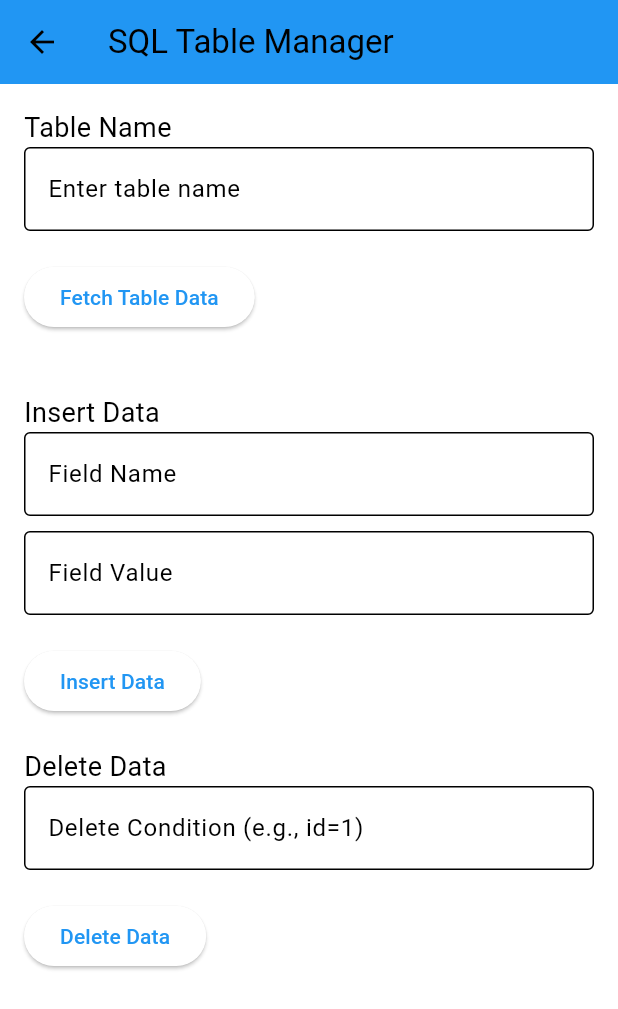
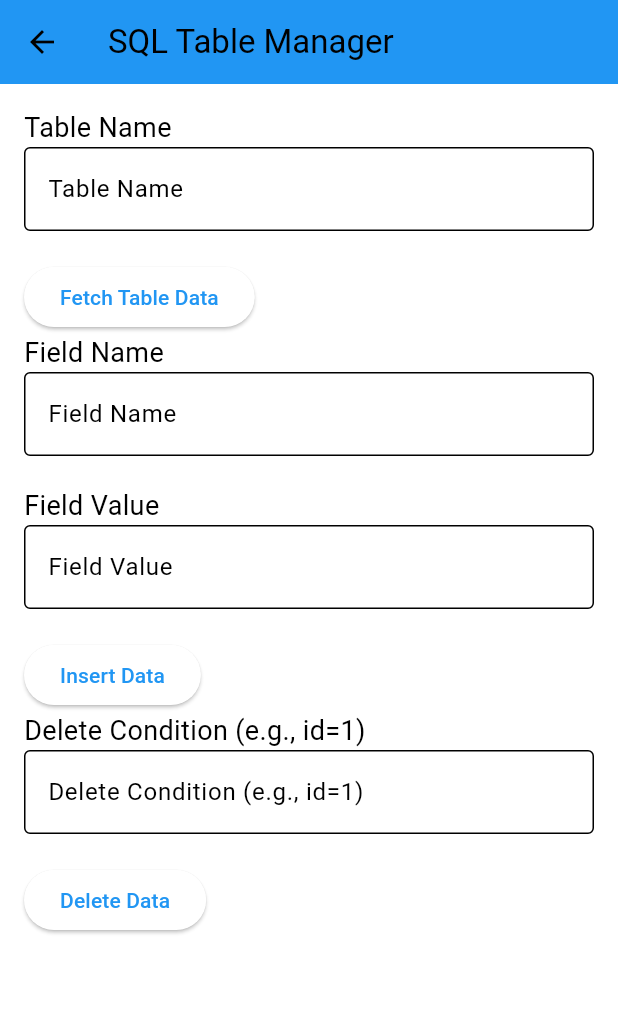
Before and after one commit to emoody0/indoor-locator, a Flutter app: the ManageSQLPage screen opened directly, on a phone screen of 412 x 824 dp. Shown: the top 1009 px of the screen. Run offline on Flutter 3.47's test engine with Material 3 defaults, Android fonts, the phone set to English and light mode, and no system bars; our stand-ins replace sqflite, sqflite_common_ffi; missing offline and left inert: mqtt_client, mysql1; accounts and stored records are empty.

Commit message:
Updated Database
Connected to raspberry pi and starting work on getting database all together.

```diff
--- a/lib/main.dart
+++ b/lib/main.dart
@@ -1,10 +1,8 @@
-import 'dart:io';
 
 import 'package:flutter/material.dart';
 import 'config.dart'; // Import the config file
 import 'resident.dart'; // Import Resident portal
 import 'admin.dart'; // Import Admin portal
-import '/server/database_service.dart';
 
 void main() {
   runApp(const MyApp());
--- a/lib/server/database_service.dart
+++ b/lib/server/database_service.dart
@@ -1,24 +1,20 @@
 import 'package:mysql1/mysql1.dart';
 
 class DatabaseService {
-  // Database connection settings
   static final ConnectionSettings settings = ConnectionSettings(
-    host: '127.0.0.1', // Replace with your MariaDB server's IP or localhost (if port-forwarded)
-    port: 3306,        // MariaDB port (default is 3306)
-    user: 'homeassistant', // Replace with your MariaDB username
-    password: 'SQL123!', // Replace with your MariaDB password
-    db: 'homeassistant',      // Replace with your database name
+    host: 'homeassistant',
+    port: 3306,
+    user: 'homeassistant',
+    password: 'SQL123!',
+    db: 'homeassistant',
   );
 
   /// Test database connection
   static Future<void> testConnection() async {
     print('Attempting to connect to the database...');
     try {
-      // Establish a connection
       final conn = await MySqlConnection.connect(settings);
       print('[SUCCESS] Connected to the database!');
-
-      // Close the connection
       await conn.close();
       print('[INFO] Database connection closed.');
     } catch (e) {
@@ -26,76 +22,61 @@ class DatabaseService {
     }
   }
 
-
+  /// Fetch all data from a table
   static Future<List<Map<String, dynamic>>> fetchData(String tableName) async {
     final conn = await MySqlConnection.connect(settings);
     try {
-      print('[INFO] Querying table: $tableName');
       final results = await conn.query('SELECT * FROM $tableName');
-
-      // Convert the results into a list of maps
-      final data = results.map((row) {
-        final map = <String, dynamic>{};
-        for (var columnName in row.fields.keys) {
-          map[columnName] = row[columnName];
-        }
-        return map;
-      }).toList();
-
-      print('[SUCCESS] Data fetched successfully: $data');
+      final data = results.map((row) => row.fields).toList();
       return data;
     } catch (e) {
       print('[ERROR] Failed to query table: $e');
-      rethrow; // Rethrow the error for handling in the UI
+      return [];
     } finally {
       await conn.close();
-      print('[INFO] Database connection closed.');
     }
   }
 
+  /// Insert data into a table (Auto-generate UUID for 'id')
+  static Future<void> insertData(String tableName, Map<String, dynamic> data) async {
+    final conn = await MySqlConnection.connect(settings);
+    try {
+      // Ensure 'id' is generated as a UUID
+      if (!data.containsKey('id')) {
+        data['id'] = await _generateUUID(conn);
+      }
 
-  /// Insert data into a specific table
-  static Future<void> insertData(String tableName, Map<String, dynamic> data) async {
-    print('Inserting data into table: $tableName...');
-    print('[INFO] Data: $data');
-    try {
-      final conn = await MySqlConnection.connect(settings);
-      print('[SUCCESS] Connected to the database.');
+      var fields = data.keys.join(', ');
+      var placeholders = data.keys.map((_) => '?').join(', ');
+      var values = data.values.toList();
+      var query = 'INSERT INTO $tableName ($fields) VALUES ($placeholders)';
 
-      // Construct query and parameters
-      var fields = data.keys.join(', ');
-      var placeholders = data.keys.map((key) => '?').join(', ');
-      var values = data.values.toList();
-
-      // Execute the INSERT query
-      var query = 'INSERT INTO $tableName ($fields) VALUES ($placeholders)';
       await conn.query(query, values);
       print('[SUCCESS] Data inserted successfully into table: $tableName');
-
-      // Close the connection
-      await conn.close();
-      print('[INFO] Database connection closed.');
     } catch (e) {
       print('[ERROR] Failed to insert data: $e');
+    } finally {
+      await conn.close();
     }
   }
 
-
+  /// Delete data from a table based on condition
   static Future<void> deleteData(String tableName, String condition) async {
     final conn = await MySqlConnection.connect(settings);
     try {
-    // Execute the DELETE query
       final query = 'DELETE FROM $tableName WHERE $condition';
-    print('[INFO] Executing query: $query');
       await conn.query(query);
       print('[SUCCESS] Data deleted successfully from $tableName');
     } catch (e) {
       print('[ERROR] Failed to delete data: $e');
-    rethrow; // Rethrow the error for handling in the UI
     } finally {
       await conn.close();
-    print('[INFO] Database connection closed.');
     }
   }
 
+  /// Generate a UUID for the 'id' field
+  static Future<String> _generateUUID(MySqlConnection conn) async {
+    var result = await conn.query('SELECT UUID()');
+    return result.first[0].toString();
   }
+}
--- a/lib/server/manage_sql_page.dart
+++ b/lib/server/manage_sql_page.dart
@@ -1,5 +1,5 @@
 import 'package:flutter/material.dart';
-import 'database_service.dart'; // Import the database service
+import 'database_service.dart';
 
 class ManageSQLPage extends StatefulWidget {
   const ManageSQLPage({super.key});
@@ -9,17 +9,15 @@ class ManageSQLPage extends StatefulWidget {
 }
 
 class _ManageSQLPageState extends State<ManageSQLPage> {
-  // Controllers for input fields
   final TextEditingController _tableNameController = TextEditingController();
   final TextEditingController _fieldNameController = TextEditingController();
   final TextEditingController _fieldValueController = TextEditingController();
   final TextEditingController _deleteConditionController = TextEditingController();
 
-  // To display fetched data
   List<Map<String, dynamic>> _tableData = [];
   bool _isLoading = false;
 
-  // Fetch data from the specified table
+  /// Fetch and update table data
   Future<void> _fetchTableData() async {
     setState(() {
       _isLoading = true;
@@ -31,32 +29,23 @@ class _ManageSQLPageState extends State<ManageSQLPage> {
       ScaffoldMessenger.of(context).showSnackBar(
         const SnackBar(content: Text('Please enter a table name')),
       );
-      setState(() {
-        _isLoading = false;
-      });
+      setState(() => _isLoading = false);
       return;
     }
 
     try {
-      print('[INFO] Fetching data from table: $tableName');
-      await DatabaseService.fetchData(tableName);
-      // For simplicity, simulate fetching data into _tableData
-      // Replace with actual logic from fetchData()
-      _tableData = [
-        {'id': 1, 'name': 'John', 'age': 30},
-        {'id': 2, 'name': 'Jane', 'age': 25},
-      ];
-      print('[SUCCESS] Data fetched successfully');
+      final data = await DatabaseService.fetchData(tableName);
+      setState(() {
+        _tableData = data;
+      });
     } catch (e) {
       print('[ERROR] Failed to fetch table data: $e');
+    } finally {
+      setState(() => _isLoading = false);
+    }
   }
 
-    setState(() {
-      _isLoading = false;
-    });
-  }
-
-  // Insert data into the specified table
+  /// Insert data into the specified table
   Future<void> _insertTableData() async {
     final tableName = _tableNameController.text.trim();
     final fieldName = _fieldNameController.text.trim();
@@ -70,20 +59,19 @@ class _ManageSQLPageState extends State<ManageSQLPage> {
     }
 
     try {
-      print('[INFO] Inserting data into table: $tableName');
       await DatabaseService.insertData(tableName, {fieldName: fieldValue});
       ScaffoldMessenger.of(context).showSnackBar(
         const SnackBar(content: Text('Data inserted successfully')),
       );
-      print('[SUCCESS] Data inserted successfully');
+      _fetchTableData();
     } catch (e) {
-      print('[ERROR] Failed to insert data: $e');
       ScaffoldMessenger.of(context).showSnackBar(
         SnackBar(content: Text('Failed to insert data: $e')),
       );
     }
   }
 
+  /// Delete data from the specified table
   Future<void> _deleteTableData() async {
     final tableName = _tableNameController.text.trim();
     final deleteCondition = _deleteConditionController.text.trim();
@@ -96,17 +84,12 @@ class _ManageSQLPageState extends State<ManageSQLPage> {
     }
 
     try {
-    print('[INFO] Deleting data from table: $tableName with condition: $deleteCondition');
-
-    // Call the database service to delete the data
       await DatabaseService.deleteData(tableName, deleteCondition);
-
       ScaffoldMessenger.of(context).showSnackBar(
         const SnackBar(content: Text('Data deleted successfully')),
       );
-    print('[SUCCESS] Data deleted successfully');
+      _fetchTableData();
     } catch (e) {
-    print('[ERROR] Failed to delete data: $e');
       ScaffoldMessenger.of(context).showSnackBar(
         SnackBar(content: Text('Failed to delete data: $e')),
       );
@@ -126,84 +109,53 @@ class _ManageSQLPageState extends State<ManageSQLPage> {
           child: Column(
             crossAxisAlignment: CrossAxisAlignment.start,
             children: [
-              const Text('Table Name', style: TextStyle(fontSize: 18)),
-              TextField(
-                controller: _tableNameController,
-                decoration: const InputDecoration(
-                  border: OutlineInputBorder(),
-                  labelText: 'Enter table name',
-                ),
-              ),
-              const SizedBox(height: 20),
+              _buildTextField(_tableNameController, 'Table Name'),
+              _buildButton('Fetch Table Data', _fetchTableData),
+              if (_isLoading) const Center(child: CircularProgressIndicator()),
+              if (_tableData.isNotEmpty) _buildDataTable(),
 
-              ElevatedButton(
-                onPressed: _fetchTableData,
-                child: const Text('Fetch Table Data'),
-              ),
-              const SizedBox(height: 20),
+              _buildTextField(_fieldNameController, 'Field Name'),
+              _buildTextField(_fieldValueController, 'Field Value'),
+              _buildButton('Insert Data', _insertTableData),
 
-              if (_isLoading)
-                const Center(child: CircularProgressIndicator())
-              else if (_tableData.isNotEmpty)
-                SingleChildScrollView(
-                  scrollDirection: Axis.horizontal,
-                  child: DataTable(
-                    columns: _tableData.first.keys
-                        .map((key) => DataColumn(label: Text(key)))
-                        .toList(),
-                    rows: _tableData
-                        .map(
-                          (row) => DataRow(
-                            cells: row.values
-                                .map((value) => DataCell(Text(value.toString())))
-                                .toList(),
-                          ),
-                        )
-                        .toList(),
-                  ),
-                ),
-
-              const SizedBox(height: 20),
-              const Text('Insert Data', style: TextStyle(fontSize: 18)),
-              TextField(
-                controller: _fieldNameController,
-                decoration: const InputDecoration(
-                  border: OutlineInputBorder(),
-                  labelText: 'Field Name',
-                ),
-              ),
-              const SizedBox(height: 10),
-              TextField(
-                controller: _fieldValueController,
-                decoration: const InputDecoration(
-                  border: OutlineInputBorder(),
-                  labelText: 'Field Value',
-                ),
-              ),
-              const SizedBox(height: 20),
-              ElevatedButton(
-                onPressed: _insertTableData,
-                child: const Text('Insert Data'),
-              ),
-
-              const SizedBox(height: 20),
-              const Text('Delete Data', style: TextStyle(fontSize: 18)),
-              TextField(
-                controller: _deleteConditionController,
-                decoration: const InputDecoration(
-                  border: OutlineInputBorder(),
-                  labelText: 'Delete Condition (e.g., id=1)',
-                ),
-              ),
-              const SizedBox(height: 20),
-              ElevatedButton(
-                onPressed: _deleteTableData,
-                child: const Text('Delete Data'),
-              ),
+              _buildTextField(_deleteConditionController, 'Delete Condition (e.g., id=1)'),
+              _buildButton('Delete Data', _deleteTableData),
             ],
           ),
         ),
       ),
     );
   }
+
+  Widget _buildTextField(TextEditingController controller, String label) {
+    return Column(
+      crossAxisAlignment: CrossAxisAlignment.start,
+      children: [
+        Text(label, style: const TextStyle(fontSize: 18)),
+        TextField(
+          controller: controller,
+          decoration: InputDecoration(border: OutlineInputBorder(), labelText: label),
+        ),
+        const SizedBox(height: 20),
+      ],
+    );
   }
+
+  Widget _buildButton(String text, VoidCallback onPressed) {
+    return ElevatedButton(onPressed: onPressed, child: Text(text));
+  }
+
+  Widget _buildDataTable() {
+    return SingleChildScrollView(
+      scrollDirection: Axis.horizontal,
+      child: DataTable(
+        columns: _tableData.first.keys.map((key) => DataColumn(label: Text(key))).toList(),
+        rows: _tableData.map(
+          (row) => DataRow(
+            cells: row.values.map((value) => DataCell(Text(value.toString()))).toList(),
+          ),
+        ).toList(),
+      ),
+    );
+  }
+}
```
Also changed, not shown: lib/houses/database_helper.dart (+93 -95 lines). Lines whose indentation alone changed are shown as unchanged.
